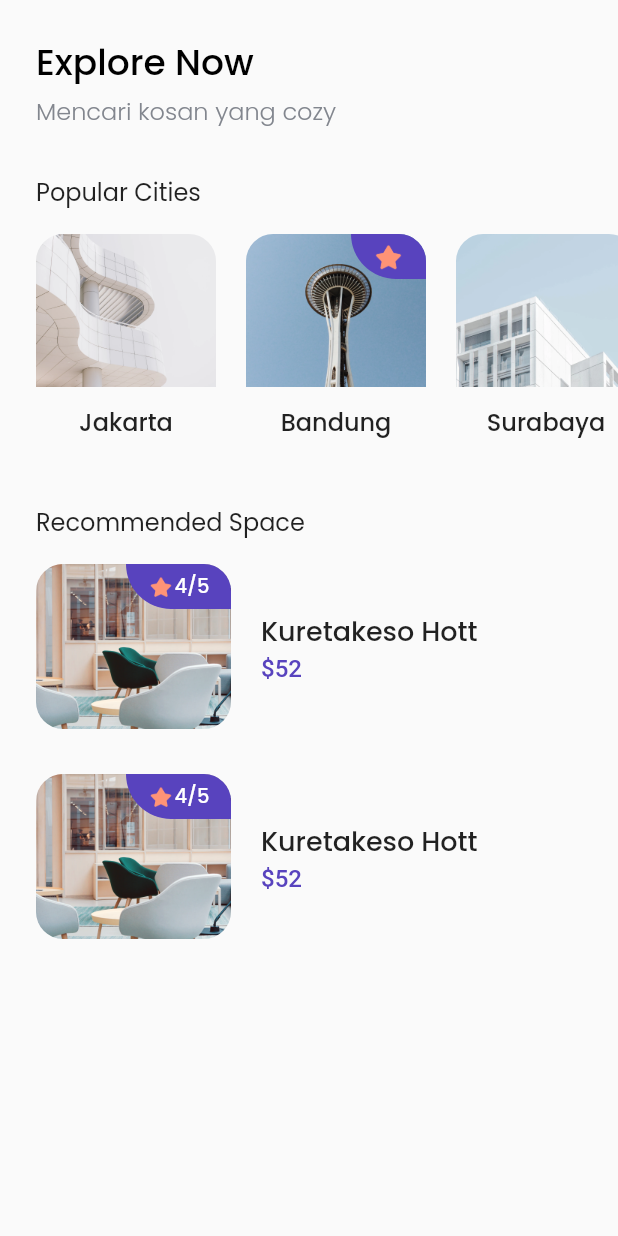
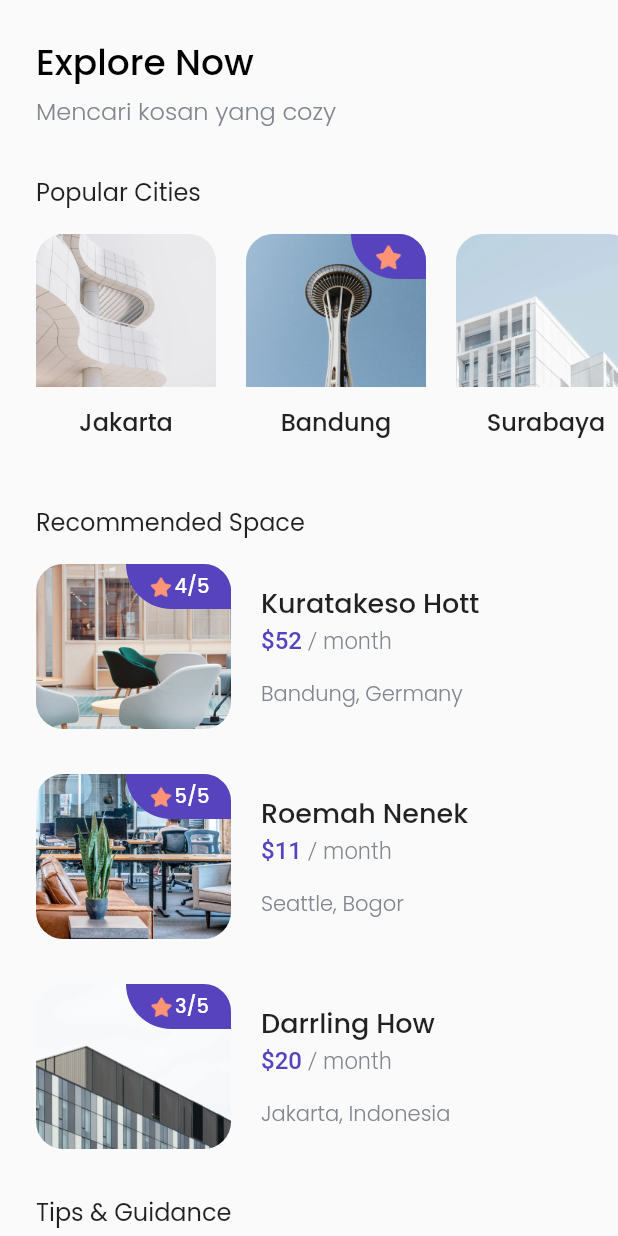
Before and after one commit to trisnobp/flutter-app-cozy, a Flutter app: the screen it shows after launch, after a tap on "Explore Now", on a phone screen of 412 x 824 dp. Run offline on Flutter 3.47's test engine with Material 2 defaults, Android fonts, the phone set to English and light mode, and no system bars; our stand-ins replace google_fonts.

Commit message:
finishing tips & guidance

```diff
--- a/lib/models/space.dart
+++ b/lib/models/space.dart
@@ -1,3 +1,17 @@
-class Space{
+class Space {
+  late int id;
+  late int rating;
+  late String imageUrl;
+  late String spaceName;
+  late int price;
+  late String location;
 
+  Space({
+    required this.id,
+    required this.rating,
+    required this.imageUrl,
+    required this.spaceName,
+    required this.price,
+    required this.location,
+  });
 }
--- /dev/null
+++ b/lib/models/tips.dart
@@ -0,0 +1,12 @@
+class Tips {
+  late String title;
+  late int lastUpdatedDay;
+  late String lastUpdatedMonth;
+  late String imageUrl;
+
+  Tips(
+      {required this.title,
+      required this.lastUpdatedDay,
+      required this.lastUpdatedMonth,
+      required this.imageUrl});
+}
--- a/lib/pages/home_page.dart
+++ b/lib/pages/home_page.dart
@@ -1,6 +1,9 @@
 import 'package:bwa_cozy/models/city.dart';
+import 'package:bwa_cozy/models/space.dart';
+import 'package:bwa_cozy/models/tips.dart';
 import 'package:bwa_cozy/widgets/city_card.dart';
 import 'package:bwa_cozy/widgets/space_card.dart';
+import 'package:bwa_cozy/widgets/tips_card.dart';
 import 'package:flutter/material.dart';
 
 class HomePage extends StatelessWidget {
@@ -99,13 +102,78 @@ class HomePage extends StatelessWidget {
                   SizedBox(height: 16,),
                   Column(
                     children: [
-                      SpaceCard(),
+                      SpaceCard(
+                        space: Space(
+                          id: 1,
+                          imageUrl: "assets/space1.png",
+                          rating: 4,
+                          location: "Bandung, Germany",
+                          price: 52,
+                          spaceName: "Kuratakeso Hott"
+                        ),
+                      ),
                       SizedBox(height: 30,),
-                      SpaceCard(),
+                      SpaceCard(
+                        space: Space(
+                          id: 2,
+                          imageUrl: "assets/space2.png",
+                          rating: 5,
+                          location: "Seattle, Bogor",
+                          price: 11,
+                          spaceName: "Roemah Nenek"
+                        ),
+                      ),
+                      SizedBox(height: 30,),
+                      SpaceCard(
+                        space: Space(
+                          id: 3,
+                          imageUrl: "assets/space3.png",
+                          rating: 3,
+                          location: "Jakarta, Indonesia",
+                          price: 20,
+                          spaceName: "Darrling How"
+                        ),
+                      ),
                     ],
                   ),
                 ],
               ),
+            ),
+            // NOTE: TIPS & GUIDANCE
+            Padding(
+              padding: EdgeInsets.only(left: 24, top: 30, right: 24),
+              child: Column(
+                crossAxisAlignment: CrossAxisAlignment.start,
+                children: [
+                  Text(
+                    "Tips & Guidance",
+                    style: TextStyle(
+                      fontSize: 16,
+                      fontWeight: FontWeight.w400,
+                    )
+                  ),
+                  SizedBox(
+                    height: 16,
+                  ),
+                  TipsCard(
+                    tips: Tips(
+                      title: 'City Guidelines',
+                      lastUpdatedDay: 20,
+                      lastUpdatedMonth: 'Apr',
+                      imageUrl: 'assets/cityguide.png')
+                  ),
+                  SizedBox(
+                    height: 20,
+                  ),
+                  TipsCard(
+                    tips: Tips(
+                      title: 'Jakarta Fairship',
+                      lastUpdatedDay: 11,
+                      lastUpdatedMonth: 'Dec',
+                      imageUrl: 'assets/jakartafair.png')
+                  ),
+                ]
+              )
             ),
           ],
         ),
--- a/lib/widgets/space_card.dart
+++ b/lib/widgets/space_card.dart
@@ -1,8 +1,11 @@
+import 'package:bwa_cozy/models/space.dart';
 import 'package:bwa_cozy/theme.dart';
 import 'package:flutter/material.dart';
 
 class SpaceCard extends StatelessWidget {
-  const SpaceCard({Key? key}) : super(key: key);
+  const SpaceCard({Key? key, required this.space}) : super(key: key);
+
+  final Space space;
 
   @override
   Widget build(BuildContext context) {
@@ -16,7 +19,7 @@ class SpaceCard extends StatelessWidget {
             child: Stack(
               children: [
                 Image.asset(
-                  'assets/space1.png',
+                  space.imageUrl,
                   width: 130,
                   height: 110,
                 ),
@@ -27,9 +30,8 @@ class SpaceCard extends StatelessWidget {
                     height: 30,
                     decoration: BoxDecoration(
                       color: purple,
-                      borderRadius: BorderRadius.only(
-                        bottomLeft: Radius.circular(36)
-                      ),
+                      borderRadius:
+                          BorderRadius.only(bottomLeft: Radius.circular(36)),
                     ),
                     child: Row(
                       mainAxisAlignment: MainAxisAlignment.center,
@@ -40,7 +42,7 @@ class SpaceCard extends StatelessWidget {
                           height: 18,
                         ),
                         Text(
-                          "4/5",
+                          "${space.rating}/5",
                           style: TextStyle(
                             fontSize: 13,
                             fontWeight: FontWeight.w500,
@@ -55,30 +57,49 @@ class SpaceCard extends StatelessWidget {
             ),
           ),
         ),
-        SizedBox(width: 20,),
+        SizedBox(
+          width: 20,
+        ),
         Column(
           crossAxisAlignment: CrossAxisAlignment.start,
           children: [
             Text(
-              "Kuretakeso Hott",
+              space.spaceName,
               style: TextStyle(
                 fontWeight: FontWeight.w500,
                 fontSize: 18,
               ),
             ),
-            SizedBox(height: 2,),
-            Text.rich(
-              TextSpan(
-                text: "\$52",
+            SizedBox(
+              height: 2,
+            ),
+            Text.rich(TextSpan(
+              text: "\$${space.price}",
               style: TextStyle(
                 color: purple,
                 fontWeight: FontWeight.w500,
                 fontSize: 16,
               ),
               children: [
-
+                TextSpan(
+                    text: " / month",
+                    style: TextStyle(
+                      color: grey,
+                      fontWeight: FontWeight.w300,
+                      fontSize: 16,
+                    )),
               ],
-              )
+            )),
+            SizedBox(
+              height: 16,
+            ),
+            Text(
+              space.location,
+              style: TextStyle(
+                color: grey,
+                fontWeight: FontWeight.w300,
+                fontSize: 14,
+              ),
             ),
           ],
         ),
--- /dev/null
+++ b/lib/widgets/tips_card.dart
@@ -0,0 +1,58 @@
+import 'package:bwa_cozy/models/tips.dart';
+import 'package:bwa_cozy/theme.dart';
+import 'package:flutter/material.dart';
+
+class TipsCard extends StatelessWidget {
+  const TipsCard({super.key, required this.tips});
+
+  final Tips tips;
+
+  @override
+  Widget build(BuildContext context) {
+    return Row(
+      children: [
+        ClipRRect(
+          borderRadius: BorderRadius.circular(18),
+          child: Container(
+            width: 80,
+            height: 80,
+            child: Image.asset(
+              tips.imageUrl
+            ),
+          ),
+        ),
+        SizedBox(
+          width: 16,
+        ),
+        Column(
+          crossAxisAlignment: CrossAxisAlignment.start,
+          children: [
+            Text(
+              tips.title,
+              style: TextStyle(
+                fontSize: 18,
+                fontWeight: FontWeight.w500
+              ),
+            ),
+            SizedBox(
+              height: 2,
+            ),
+            Text(
+              "Updated ${tips.lastUpdatedDay} ${tips.lastUpdatedMonth}",
+              style: TextStyle(
+                fontSize: 14,
+                fontWeight: FontWeight.w300,
+                color: grey
+              ),
+            )
+          ],
+        ),
+        Spacer(),
+        IconButton(
+          onPressed: () {},
+          icon: Icon(Icons.chevron_right),
+          color: grey,)
+      ],
+    );
+  }
+}
```
Also changed, not shown: pubspec.lock. Lines whose indentation alone changed are shown as unchanged.
